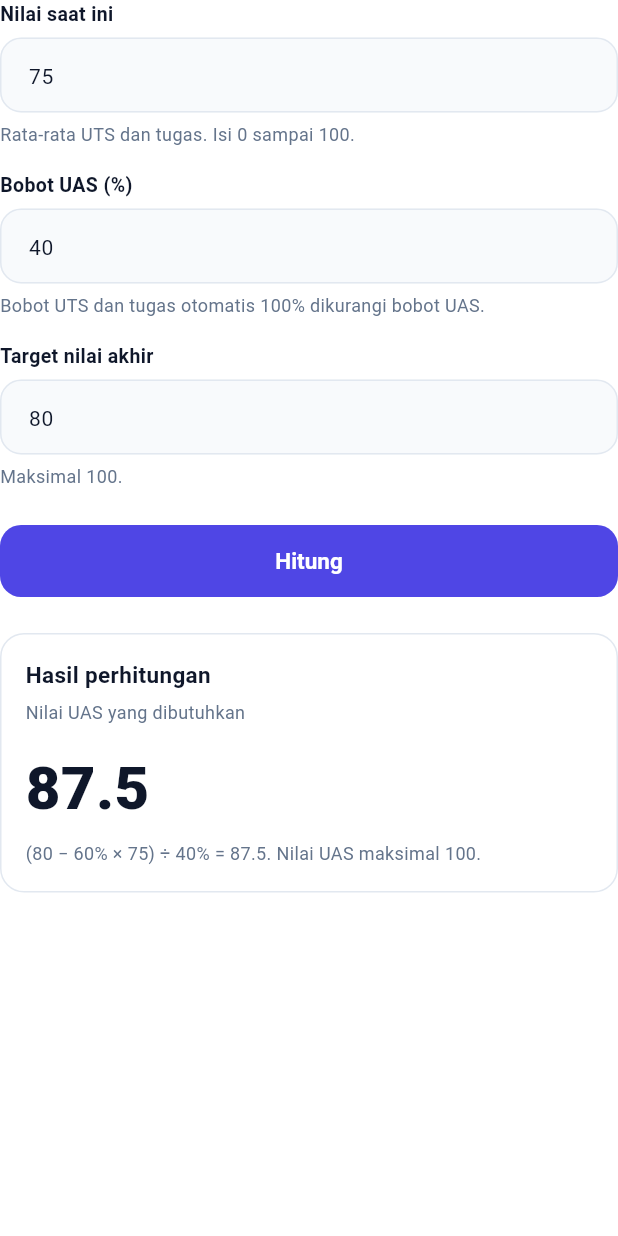
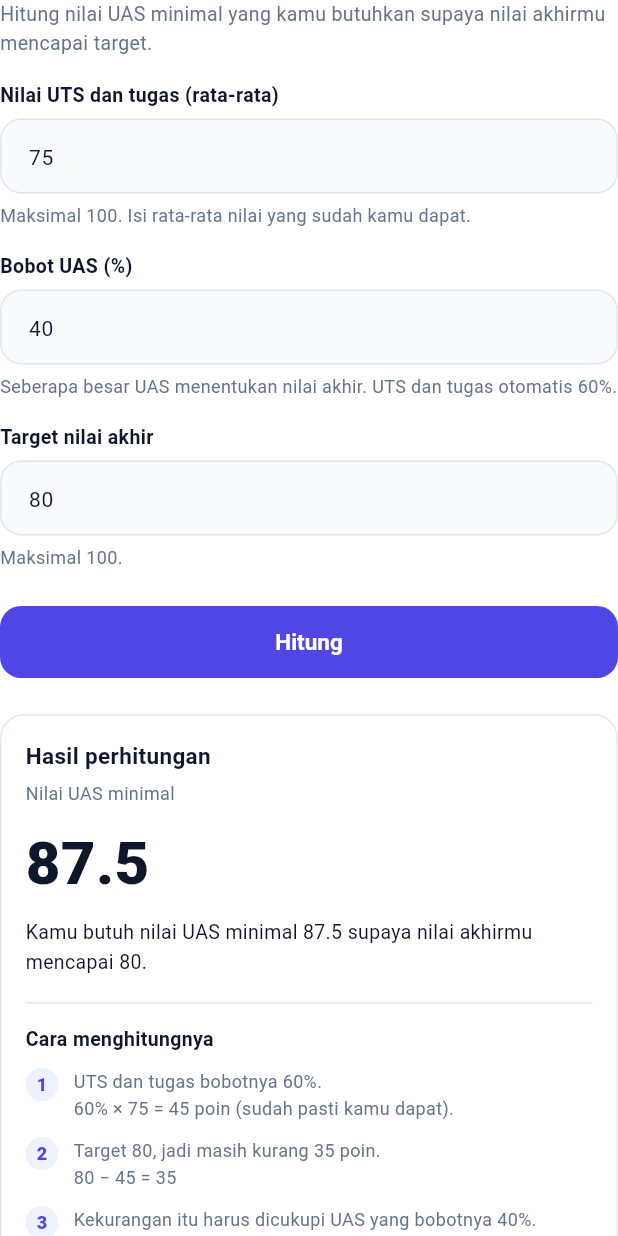
Before and after one commit to Azkiya-12/Gradia-PBL, a Flutter app: the KalkulatorContent widget shown alone on an empty page, opened directly, after a tap on "Hitung", on a phone screen of 412 x 824 dp. Run offline on Flutter 3.47's test engine with Material 3 defaults, Android fonts, the phone set to English and light mode, and no system bars; our stand-ins replace connectivity_plus, drift, drift_flutter, file_picker, flutter_secure_storage, shared_preferences; missing offline and left inert: desktop_drop; accounts and stored records are empty; generated files the repository leaves out were written again.

Commit message:
Perbaikan kalkulator

```diff
--- a/mahasiswa/lib/screens/evaluasi_ai/kalkulator_target_screen.dart
+++ b/mahasiswa/lib/screens/evaluasi_ai/kalkulator_target_screen.dart
@@ -3,9 +3,14 @@ import '../../app_colors.dart';
 import '../../widgets/common.dart';
 
 /// Isi tab "Kalkulator" (dipakai di screen 11 dan screen 14 + 25).
-/// Rumus: nilai akhir = (1 - w) * nilai saat ini + w * UAS
-///        UAS dibutuhkan = (target - (1 - w) * nilai saat ini) / w
-/// dengan w = bobot UAS (0 sampai 1).
+///
+/// Pertanyaan yang dijawab: "Berapa nilai UAS minimal yang kubutuhkan
+/// supaya nilai akhirku mencapai target?"
+///
+/// Rumus (w = bobot UAS dalam persen):
+///   poin terkunci = (100 - w)% x nilai UTS dan tugas
+///   nilai UAS     = (target - poin terkunci) / w%
+/// Semua angka dibatasi 0 sampai 100.
 class KalkulatorContent extends StatefulWidget {
   const KalkulatorContent({super.key});
 
@@ -14,49 +19,26 @@ class KalkulatorContent extends StatefulWidget {
 }
 
 class _KalkulatorContentState extends State<KalkulatorContent> {
-  static const _pesanNilai = 'Nilai harus antara 0 dan 100. Contoh: 82';
-  static const _pesanBobot = 'Bobot harus antara 1 dan 100. Contoh: 40';
+  static const _pesanNilai = 'Isi angka 0 sampai 100. Contoh: 82';
+  static const _pesanBobot = 'Isi angka 1 sampai 100. Contoh: 40';
 
   final _saatIni = TextEditingController(text: '75');
   final _bobot = TextEditingController(text: '40');
   final _target = TextEditingController(text: '80');
 
-  double? _hasil = 87.5; // null = ada input yang salah
-  String _rumus = '(80 − 60% × 75) ÷ 40% = 87.5';
+  _Hasil? _hasil;
   String? _errSaatIni;
   String? _errBobot;
   String? _errTarget;
 
-  /// Baca angka dengan batas [min] sampai 100. Null kalau tidak valid.
-  double? _baca(String v, {double min = 0}) {
-    final n = double.tryParse(v.trim().replaceAll(',', '.'));
-    if (n == null || n < min || n > 100) return null;
-    return n;
+  @override
+  void initState() {
+    super.initState();
+    // Angka lebih dari 100 otomatis dikembalikan menjadi 100
+    for (final c in [_saatIni, _bobot, _target]) {
+      c.addListener(() => _batasi(c));
     }
-
-  /// 87.0 -> "87", 87.5 -> "87.5"
-  String _fmt(double v) =>
-      v == v.roundToDouble() ? v.toInt().toString() : v.toStringAsFixed(1);
-
-  void _hitung() {
-    final a = _baca(_saatIni.text);
-    final bobotPersen = _baca(_bobot.text, min: 1);
-    final b = _baca(_target.text);
-
-    setState(() {
-      _errSaatIni = a == null ? _pesanNilai : null;
-      _errBobot = bobotPersen == null ? _pesanBobot : null;
-      _errTarget = b == null ? _pesanNilai : null;
-
-      if (a != null && bobotPersen != null && b != null) {
-        final w = bobotPersen / 100;
-        _hasil = (b - (1 - w) * a) / w;
-        _rumus = '(${_fmt(b)} − ${_fmt(100 - bobotPersen)}% × ${_fmt(a)})'
-            ' ÷ ${_fmt(bobotPersen)}% = ${_hasil!.toStringAsFixed(1)}';
-      } else {
-        _hasil = null;
-      }
-    });
+    _hasil = _hitungHasil();
   }
 
   @override
@@ -67,16 +49,76 @@ class _KalkulatorContentState extends State<KalkulatorContent> {
     super.dispose();
   }
 
+  void _batasi(TextEditingController c) {
+    final n = double.tryParse(c.text.trim().replaceAll(',', '.'));
+    if (n != null && n > 100) {
+      c.value = const TextEditingValue(
+        text: '100',
+        selection: TextSelection.collapsed(offset: 3),
+      );
+    }
+    setState(() {}); // supaya keterangan di bawah kolom ikut diperbarui
+  }
+
+  /// Baca angka antara [min] dan 100. Null kalau kosong atau di luar batas.
+  double? _baca(String v, {double min = 0}) {
+    final n = double.tryParse(v.trim().replaceAll(',', '.'));
+    if (n == null || n < min || n > 100) return null;
+    return n;
+  }
+
+  _Hasil? _hitungHasil() {
+    final a = _baca(_saatIni.text);
+    final w = _baca(_bobot.text, min: 1);
+    final t = _baca(_target.text);
+    if (a == null || w == null || t == null) return null;
+    return _Hasil(nilai: a, bobotUas: w, target: t);
+  }
+
+  void _hitung() {
+    setState(() {
+      _errSaatIni = _baca(_saatIni.text) == null ? _pesanNilai : null;
+      _errBobot = _baca(_bobot.text, min: 1) == null ? _pesanBobot : null;
+      _errTarget = _baca(_target.text) == null ? _pesanNilai : null;
+      _hasil = _hitungHasil();
+    });
+  }
+
+  /// 87.0 -> "87", 87.5 -> "87.5"
+  static String _fmt(double v) {
+    final s = v.toStringAsFixed(1);
+    return s.endsWith('.0') ? s.substring(0, s.length - 2) : s;
+  }
+
+  /// Dibulatkan KE ATAS satu desimal, karena yang dicari nilai MINIMAL.
+  static double _atas(double v) {
+    final r = double.parse(v.toStringAsFixed(6));
+    return (r * 10).ceil() / 10;
+  }
+
+  String get _helperBobot {
+    final w = _baca(_bobot.text, min: 1);
+    const dasar = 'Seberapa besar UAS menentukan nilai akhir.';
+    if (w == null) return dasar;
+    return '$dasar UTS dan tugas otomatis ${_fmt(100 - w)}%.';
+  }
+
   @override
   Widget build(BuildContext context) {
     return Column(
       crossAxisAlignment: CrossAxisAlignment.start,
       children: [
+        const Text(
+          'Hitung nilai UAS minimal yang kamu butuhkan supaya nilai akhirmu '
+          'mencapai target.',
+          style: TextStyle(fontSize: 13, height: 1.45, color: AppColors.muted),
+        ),
+        const SizedBox(height: 16),
         AppTextField(
-          label: 'Nilai saat ini',
+          label: 'Nilai UTS dan tugas (rata-rata)',
           controller: _saatIni,
           keyboardType: TextInputType.number,
-          helper: 'Rata-rata UTS dan tugas. Isi 0 sampai 100.',
+          helper: 'Maksimal 100. Isi rata-rata nilai yang sudah kamu dapat.',
           error: _errSaatIni,
         ),
         const SizedBox(height: 16),
@@ -84,7 +126,7 @@ class _KalkulatorContentState extends State<KalkulatorContent> {
           label: 'Bobot UAS (%)',
           controller: _bobot,
           keyboardType: TextInputType.number,
-          helper: 'Bobot UTS dan tugas otomatis 100% dikurangi bobot UAS.',
+          helper: _helperBobot,
           error: _errBobot,
         ),
         const SizedBox(height: 16),
@@ -98,7 +140,15 @@ class _KalkulatorContentState extends State<KalkulatorContent> {
         const SizedBox(height: 24),
         PrimaryButton('Hitung', onPressed: _hitung),
         const SizedBox(height: 24),
-        AppCard(
+        _kartuHasil(),
+      ],
+    );
+  }
+
+  Widget _kartuHasil() {
+    final h = _hasil;
+
+    return AppCard(
       padding: const EdgeInsets.all(16),
       child: Column(
         crossAxisAlignment: CrossAxisAlignment.start,
@@ -109,36 +159,159 @@ class _KalkulatorContentState extends State<KalkulatorContent> {
                   fontWeight: FontWeight.w700,
                   color: AppColors.ink)),
           const SizedBox(height: 6),
-              if (_hasil == null)
+          if (h == null)
             const Text('Perbaiki isian di atas untuk melihat hasil.',
                 style: TextStyle(fontSize: 12, color: AppColors.muted))
-              else ...[
-                const Text('Nilai UAS yang dibutuhkan',
+          else
+            ..._isiHasil(h),
+        ],
+      ),
+    );
+  }
+
+  List<Widget> _isiHasil(_Hasil h) {
+    // 1) Target sudah pasti tercapai (UAS berapa pun aman)
+    if (h.perlu <= 0) {
+      return [
+        const Text('Nilai UAS minimal',
             style: TextStyle(fontSize: 12, color: AppColors.muted)),
+        const SizedBox(height: 10),
+        _angkaBesar('0'),
+        const SizedBox(height: 8),
+        _kalimat(
+          'Target sudah pasti tercapai. Bagian UTS dan tugasmu saja sudah '
+          'memberi ${_fmt(h.poinTerkunci)} poin, lebih dari target '
+          '${_fmt(h.target)}.',
+        ),
+      ];
+    }
+
+    // 2) Target mustahil dicapai: nilai UAS tetap dibatasi 100
+    if (h.perlu > 100) {
+      return [
+        const Text('Nilai UAS maksimal',
+            style: TextStyle(fontSize: 12, color: AppColors.muted)),
+        const SizedBox(height: 10),
+        _angkaBesar('100'),
+        const SizedBox(height: 8),
+        _kalimat(
+          'Target ${_fmt(h.target)} belum bisa dicapai. Dengan nilai UAS 100, '
+          'Nilai akhirmu paling tinggi ${_fmt(h.maksimal)}. '
+          'Coba turunkan target anda.',
+          warna: AppColors.danger,
+        ),
+      ];
+    }
+
+    // 3) Kasus biasa: tampilkan hasil dan langkah hitungnya
+    final minimal = _atas(h.perlu);
+    return [
+      const Text('Nilai UAS minimal',
+          style: TextStyle(fontSize: 12, color: AppColors.muted)),
+      const SizedBox(height: 10),
+      _angkaBesar(_fmt(minimal)),
+      const SizedBox(height: 8),
+      _kalimat(
+        'Kamu butuh nilai UAS minimal ${_fmt(minimal)} supaya nilai akhirmu '
+        'mencapai ${_fmt(h.target)}.',
+        warna: AppColors.ink,
+      ),
+      const SizedBox(height: 16),
+      const Divider(height: 1, color: AppColors.border),
       const SizedBox(height: 14),
-                Text(_hasil! < 0 ? '0' : _hasil!.toStringAsFixed(1),
+      const Text('Cara menghitungnya',
+          style: TextStyle(
+              fontSize: 13,
+              fontWeight: FontWeight.w700,
+              color: AppColors.ink)),
+      const SizedBox(height: 10),
+      _Langkah(
+        1,
+        'UTS dan tugas bobotnya ${_fmt(h.bobotLain)}%.\n'
+        '${_fmt(h.bobotLain)}% × ${_fmt(h.nilai)} = '
+        '${_fmt(h.poinTerkunci)} poin (sudah pasti kamu dapat).',
+      ),
+      _Langkah(
+        2,
+        'Target ${_fmt(h.target)}, jadi masih kurang '
+        '${_fmt(h.sisa)} poin.\n'
+        '${_fmt(h.target)} − ${_fmt(h.poinTerkunci)} = ${_fmt(h.sisa)}',
+      ),
+      _Langkah(
+        3,
+        'Kekurangan itu harus dicukupi UAS yang bobotnya '
+        '${_fmt(h.bobotUas)}%.\n'
+        '${_fmt(h.sisa)} ÷ ${_fmt(h.bobotUas)}% = ${_fmt(minimal)}',
+      ),
+    ];
+  }
+
+  Widget _angkaBesar(String t) => Text(t,
       style: const TextStyle(
-                        fontSize: 40,
+          fontSize: 40, fontWeight: FontWeight.w800, color: AppColors.ink));
+
+  Widget _kalimat(String t, {Color warna = AppColors.muted}) => Text(t,
+      style: TextStyle(fontSize: 13, height: 1.5, color: warna));
+}
+
+/// Data dan hitungan satu kali perhitungan.
+class _Hasil {
+  final double nilai; // nilai UTS dan tugas
+  final double bobotUas; // persen
+  final double target;
+
+  const _Hasil({
+    required this.nilai,
+    required this.bobotUas,
+    required this.target,
+  });
+
+  double get bobotLain => 100 - bobotUas;
+  double get poinTerkunci => bobotLain / 100 * nilai;
+  double get sisa => target - poinTerkunci;
+
+  /// Nilai UAS yang dibutuhkan (belum dibatasi 0 sampai 100).
+  double get perlu => sisa / (bobotUas / 100);
+
+  /// Nilai akhir tertinggi yang mungkin (kalau UAS = 100).
+  double get maksimal => poinTerkunci + bobotUas;
+}
+
+/// Satu baris langkah: nomor bulat + penjelasan.
+class _Langkah extends StatelessWidget {
+  final int nomor;
+  final String teks;
+  const _Langkah(this.nomor, this.teks);
+
+  @override
+  Widget build(BuildContext context) {
+    return Padding(
+      padding: const EdgeInsets.only(bottom: 10),
+      child: Row(
+        crossAxisAlignment: CrossAxisAlignment.start,
+        children: [
+          Container(
+            width: 22,
+            height: 22,
+            alignment: Alignment.center,
+            decoration: const BoxDecoration(
+              shape: BoxShape.circle,
+              color: AppColors.primarySoft,
+            ),
+            child: Text('$nomor',
+                style: const TextStyle(
+                    fontSize: 12,
                     fontWeight: FontWeight.w800,
-                        color: AppColors.ink)),
-                const SizedBox(height: 6),
-                if (_hasil! < 0)
-                  const Text(
-                      'Target sudah tercapai, berapa pun nilai UAS-mu aman.',
-                      style: TextStyle(fontSize: 12, color: AppColors.muted))
-                else if (_hasil! > 100)
-                  const Text(
-                      'Target ini sulit dicapai (butuh lebih dari 100).',
-                      style: TextStyle(fontSize: 12, color: AppColors.danger))
-                else
-                  Text('$_rumus. Nilai UAS maksimal 100.',
+                    color: AppColors.primary)),
+          ),
+          const SizedBox(width: 10),
+          Expanded(
+            child: Text(teks,
                 style: const TextStyle(
                     fontSize: 12, height: 1.5, color: AppColors.muted)),
-              ],
+          ),
         ],
       ),
-        ),
-      ],
     );
   }
 }
```
Lines whose indentation alone changed are shown as unchanged.
